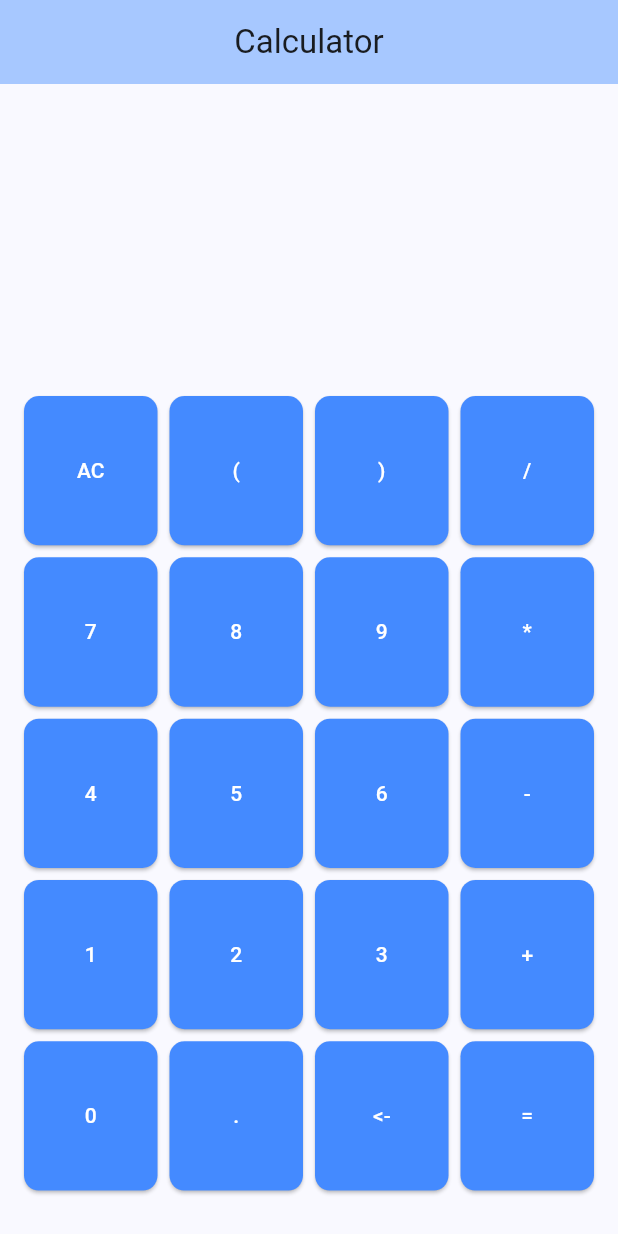
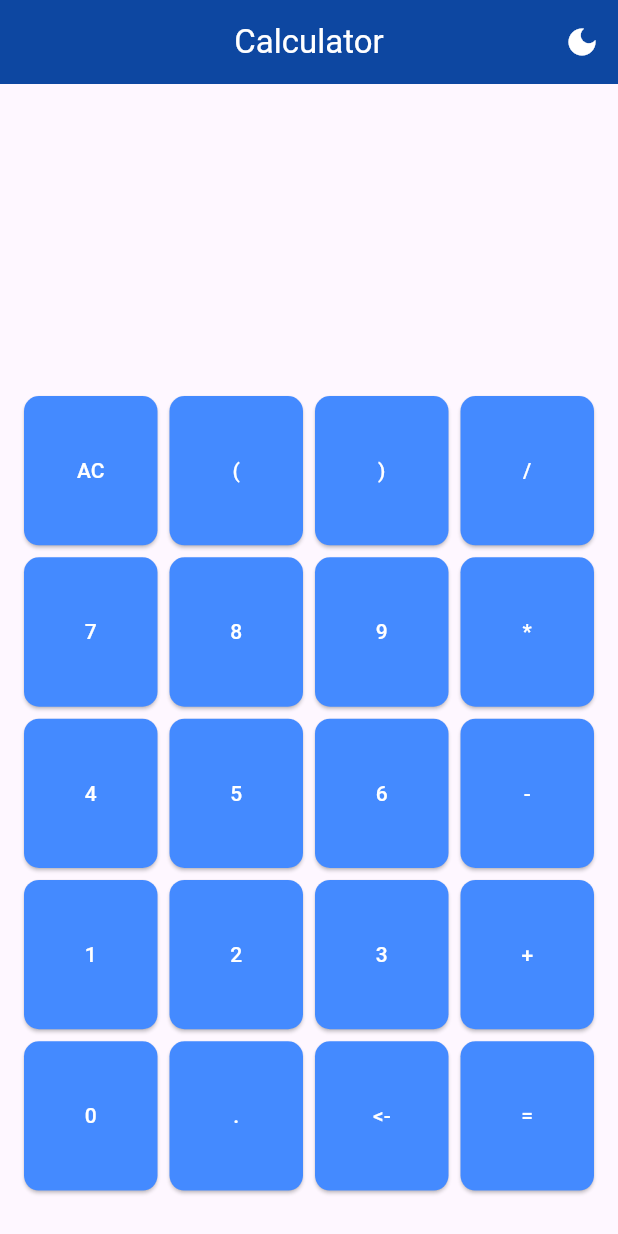
Before and after one commit to AdrianJaeger/calculator, a Flutter app: the screen it shows after launch, on a phone screen of 412 x 824 dp. Run offline on Flutter 3.47's test engine with Material 3 defaults, Android fonts, the phone set to English and light mode, and no system bars.

Commit message:
closes #4

```diff
--- a/lib/main.dart
+++ b/lib/main.dart
@@ -17,6 +17,7 @@ class MyApp extends StatelessWidget {
         colorScheme: ColorScheme.fromSeed(seedColor: const Color.fromARGB(255, 80, 156, 255)),
         useMaterial3: true,
       ),
+      darkTheme: ThemeData.dark(),
       home: const MyHomePage(title: 'Calculator'),
     );
   }
@@ -32,6 +33,10 @@ class MyHomePage extends StatefulWidget {
 }
 
 class _MyHomePageState extends State<MyHomePage> {
+  bool _isDarkMode = false; // theme state
+  // getter for isDarkMode
+  bool get isDarkMode => _isDarkMode;
+
   // variables
   String _mathInput = "";
   int _inputLength = 0;
@@ -41,7 +46,12 @@ class _MyHomePageState extends State<MyHomePage> {
   double _result = 0;
 
   // methods that update the state of a variable
-  // helper variables used here are defined outside of the class
+  void _toggleTheme() {
+    setState(() {
+      _isDarkMode = !_isDarkMode;
+    });
+  }
+
   void _buttonInput(String button) {
     _inputLength = _mathInput.length;
     setState(() {
@@ -128,11 +138,28 @@ class _MyHomePageState extends State<MyHomePage> {
 
   @override
   Widget build(BuildContext context) {
-    return Scaffold(
+    return MaterialApp(
+      theme: _isDarkMode
+          ? ThemeData.dark() // Dark Theme
+          : ThemeData.light(), // Light Theme
+      home: Scaffold (
         appBar: AppBar(
-        backgroundColor: Theme.of(context).colorScheme.inversePrimary,
-        title: Text(widget.title),
+          backgroundColor: Colors.blue[900],
+          title: Text(
+            widget.title,
+            style: TextStyle(color: Colors.white)),
           centerTitle: true,
+          actions: [
+            IconButton(
+              icon: Icon(
+                _isDarkMode ? Icons.light_mode : Icons.dark_mode,
+                color: Colors.white
+              ),
+              onPressed: () {
+                _toggleTheme();
+              }
+              )
+          ]
         ),
         body: Column(
           children: [
@@ -294,6 +321,7 @@ class _MyHomePageState extends State<MyHomePage> {
               ),
             ),
           ],
+        ),
       ),
     );
   }
```
Lines whose indentation alone changed are shown as unchanged.
